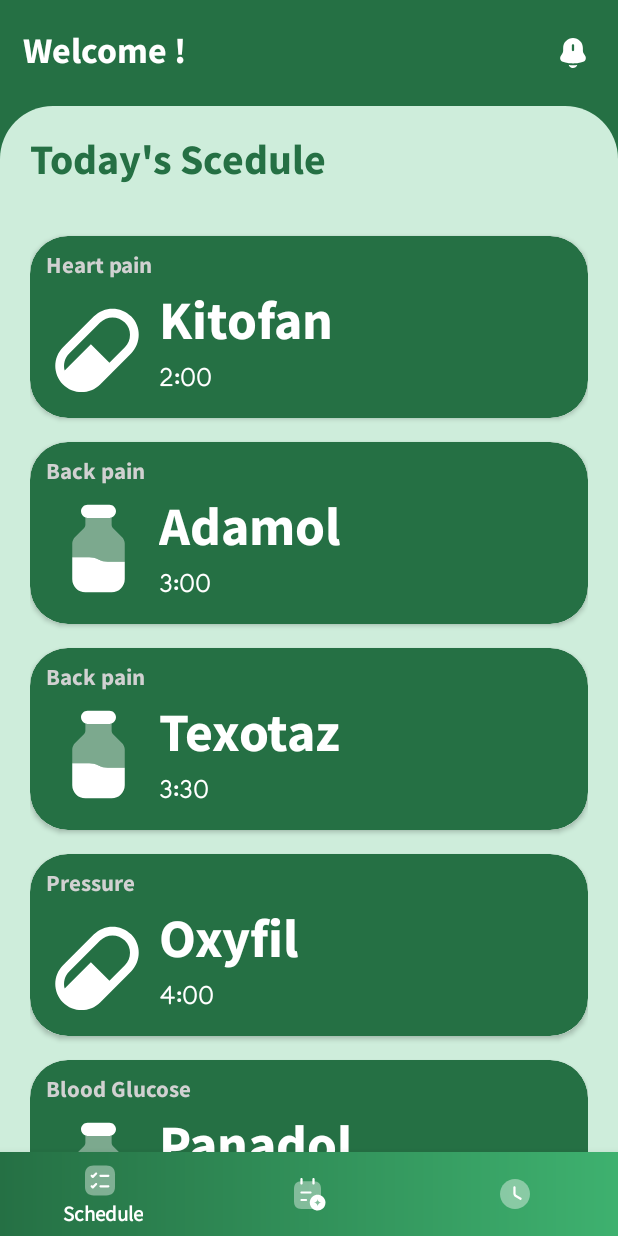
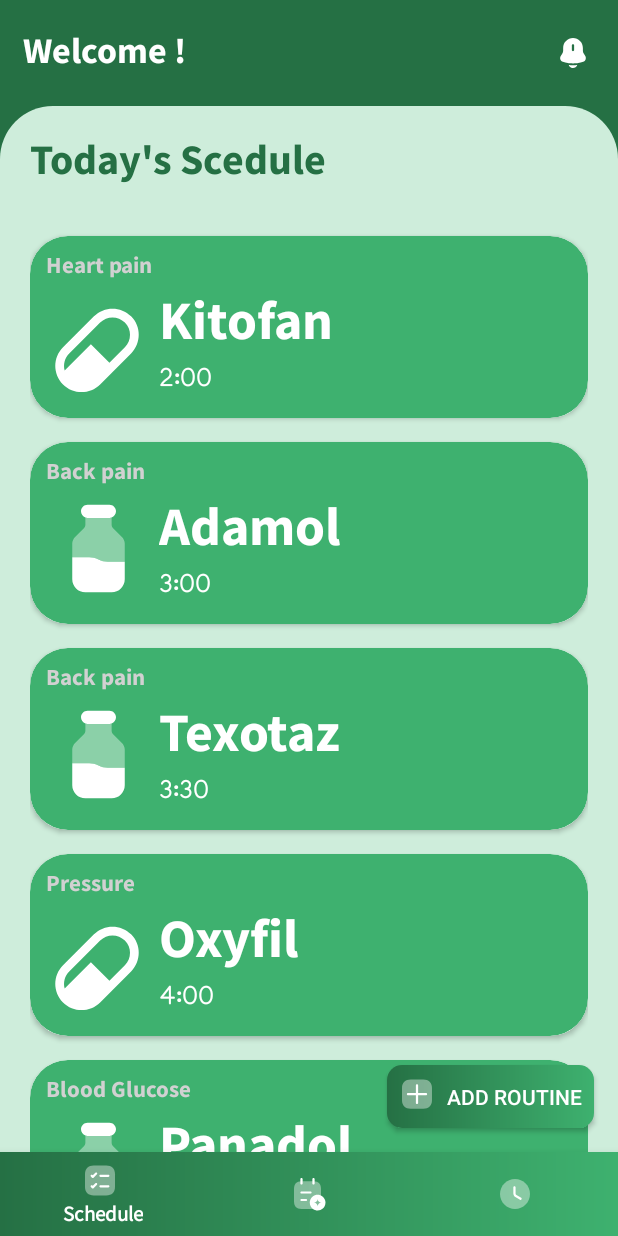
Before and after one commit to Bilalazam26/Dawinii, an Android app: the MainScreenActivity screen opened directly, with no data from a screen before it, on a phone screen of 412 x 824 dp. Run offline under Robolectric (Android 15) with nearby library versions, the phone set to English and light mode, and no system bars; our stand-ins replace navigation-ui.

Commit message:
add routine view

```diff
--- a/app/src/main/java/com/grad/dawinii/view/main/MainScreenActivity.kt
+++ b/app/src/main/java/com/grad/dawinii/view/main/MainScreenActivity.kt
@@ -1,14 +1,15 @@
 //Bilal is here
 package com.grad.dawinii.view.main
 
+import android.content.Intent
 import androidx.appcompat.app.AppCompatActivity
 import android.os.Bundle
 import android.view.Menu
 import androidx.navigation.findNavController
 import androidx.navigation.ui.setupWithNavController
-import com.google.firebase.auth.FirebaseAuth
 import com.grad.dawinii.R
 import com.grad.dawinii.databinding.ActivityMainScreenBinding
+import com.grad.dawinii.view.AddRoutineActivity
 
 class MainScreenActivity : AppCompatActivity() {
 
@@ -22,6 +23,8 @@ class MainScreenActivity : AppCompatActivity() {
         val navController = findNavController(R.id.nav_fragment)
         binding.mainScreenNav.setupWithNavController(navController)
 
+        binding.addRoutineBtn.setOnClickListener { startActivity(Intent(this, AddRoutineActivity::class.java)) }
+
     }
 
     override fun onCreateOptionsMenu(menu: Menu?): Boolean {
--- a/app/src/main/java/com/grad/dawinii/view/splash/SplashActivity.kt
+++ b/app/src/main/java/com/grad/dawinii/view/splash/SplashActivity.kt
@@ -43,7 +43,6 @@ class SplashActivity : AppCompatActivity() {
         readUserCredentials()
         login()
 
-
     }
 
     private fun readUserCredentials() {
--- /dev/null
+++ b/app/src/main/res/drawable/add_medicine_btn_bg.xml
@@ -0,0 +1,6 @@
+<?xml version="1.0" encoding="utf-8"?>
+<shape android:shape="rectangle" xmlns:android="http://schemas.android.com/apk/res/android">
+
+    <solid android:color="@color/white"/>
+    <corners android:radius="10dp"/>
+</shape>
--- /dev/null
+++ b/app/src/main/res/drawable/add_routine_drawable.xml
@@ -0,0 +1,14 @@
+<vector xmlns:android="http://schemas.android.com/apk/res/android"
+    android:width="24dp"
+    android:height="23dp"
+    android:viewportWidth="24"
+    android:viewportHeight="23">
+  <path
+      android:pathData="M16.19,0.383H7.81C4.17,0.383 2,2.463 2,5.951V13.972C2,17.47 4.17,19.55 7.81,19.55H16.18C19.82,19.55 21.99,17.47 21.99,13.982V5.951C22,2.463 19.83,0.383 16.19,0.383Z"
+      android:strokeAlpha="0.4"
+      android:fillColor="#ffffff"
+      android:fillAlpha="0.4"/>
+  <path
+      android:pathData="M18,9.248H12.75V4.217C12.75,3.824 12.41,3.498 12,3.498C11.59,3.498 11.25,3.824 11.25,4.217V9.248H6C5.59,9.248 5.25,9.574 5.25,9.967C5.25,10.36 5.59,10.685 6,10.685H11.25V15.717C11.25,16.11 11.59,16.435 12,16.435C12.41,16.435 12.75,16.11 12.75,15.717V10.685H18C18.41,10.685 18.75,10.36 18.75,9.967C18.75,9.574 18.41,9.248 18,9.248Z"
+      android:fillColor="#ffffff"/>
+</vector>
--- /dev/null
+++ b/app/src/main/res/drawable/back_btn_bg.xml
@@ -0,0 +1,4 @@
+<?xml version="1.0" encoding="utf-8"?>
+<shape android:shape="oval" xmlns:android="http://schemas.android.com/apk/res/android">
+    <solid android:color="#55ffffff"/>
+</shape>
--- /dev/null
+++ b/app/src/main/res/drawable/fab_bg.xml
@@ -0,0 +1,6 @@
+<?xml version="1.0" encoding="utf-8"?>
+<shape android:shape="rectangle" xmlns:android="http://schemas.android.com/apk/res/android">
+    <corners android:radius="10dp"/>
+    <gradient android:startColor="@color/primaryColor" android:endColor="@color/secondaryColor"/>
+
+</shape>
--- /dev/null
+++ b/app/src/main/res/drawable/ic_baseline_add_24.xml
@@ -0,0 +1,5 @@
+<vector android:height="24dp" android:tint="#FFFFFF"
+    android:viewportHeight="24" android:viewportWidth="24"
+    android:width="24dp" xmlns:android="http://schemas.android.com/apk/res/android">
+    <path android:fillColor="@android:color/white" android:pathData="M19,13h-6v6h-2v-6H5v-2h6V5h2v6h6v2z"/>
+</vector>
--- /dev/null
+++ b/app/src/main/res/drawable/ic_baseline_arrow_back_24.xml
@@ -0,0 +1,5 @@
+<vector android:autoMirrored="true" android:height="36dp"
+    android:tint="#FFFFFF" android:viewportHeight="24"
+    android:viewportWidth="24" android:width="36dp" xmlns:android="http://schemas.android.com/apk/res/android">
+    <path android:fillColor="@android:color/white" android:pathData="M20,11H7.83l5.59,-5.59L12,4l-8,8 8,8 1.41,-1.41L7.83,13H20v-2z"/>
+</vector>
--- /dev/null
+++ b/app/src/main/res/drawable/ic_baseline_calendar_today_24.xml
@@ -0,0 +1,5 @@
+<vector android:height="24dp" android:tint="#FFFFFF"
+    android:viewportHeight="24" android:viewportWidth="24"
+    android:width="24dp" xmlns:android="http://schemas.android.com/apk/res/android">
+    <path android:fillColor="@android:color/white" android:pathData="M20,3h-1L19,1h-2v2L7,3L7,1L5,1v2L4,3c-1.1,0 -2,0.9 -2,2v16c0,1.1 0.9,2 2,2h16c1.1,0 2,-0.9 2,-2L22,5c0,-1.1 -0.9,-2 -2,-2zM20,21L4,21L4,8h16v13z"/>
+</vector>
--- a/app/src/main/res/drawable/medicine_item_background.xml
+++ b/app/src/main/res/drawable/medicine_item_background.xml
@@ -1,5 +1,5 @@
 <?xml version="1.0" encoding="utf-8"?>
 <shape xmlns:android="http://schemas.android.com/apk/res/android" android:shape="rectangle" >
-    <solid android:color="@color/primaryColor"/>
+    <solid android:color="@color/secondaryColor"/>
     <corners android:radius="25dp"/>
 </shape>
--- /dev/null
+++ b/app/src/main/res/drawable/routine_et_bg.xml
@@ -0,0 +1,5 @@
+<?xml version="1.0" encoding="utf-8"?>
+<shape android:shape="rectangle" xmlns:android="http://schemas.android.com/apk/res/android">
+    <corners android:radius="20dp"/>
+    <solid android:color="#99257044"/>
+</shape>
--- a/app/src/main/res/layout/activity_main_screen.xml
+++ b/app/src/main/res/layout/activity_main_screen.xml
@@ -60,5 +60,22 @@
         app:layout_constraintTop_toBottomOf="@+id/mainScreenToolbar"
         app:navGraph="@navigation/main_screen" />
 
+    <androidx.appcompat.widget.AppCompatButton
+        android:id="@+id/add_routine_btn"
+        android:layout_width="wrap_content"
+        android:layout_height="42dp"
+        android:layout_marginEnd="16dp"
+        android:layout_marginBottom="16dp"
+        android:paddingHorizontal="8dp"
+        android:background="@drawable/fab_bg"
+        android:textColor="@color/white"
+        android:text="@string/add_routine"
+        app:cornerRadius="10dp"
+        android:gravity="center"
+        android:drawableStart="@drawable/add_routine_drawable"
+        android:drawablePadding="8dp"
+        app:layout_constraintBottom_toTopOf="@id/mainScreenNav"
+        app:layout_constraintEnd_toEndOf="parent" />
+
 
 </androidx.constraintlayout.widget.ConstraintLayout>
--- a/app/src/main/res/values/strings.xml
+++ b/app/src/main/res/values/strings.xml
@@ -44,5 +44,6 @@ Create an account so you can access our app
     <string name="to">To</string>
     <string name="remove">remove</string>
     <string name="welcome_to">Welcome To</string>
+    <string name="add_routine">Add Routine</string>
 
 </resources>
```
Also changed, not shown: app/build.gradle (+8 -0 lines), app/src/main/AndroidManifest.xml (+5 -6 lines), app/src/main/java/com/grad/dawinii/view/AddRoutineActivity.kt (added, +39 -0 lines), app/src/main/res/drawable/add_medicine_drawable.xml (added, +14 -0 lines), app/src/main/res/layout/activity_add_routine.xml (added, +195 -0 lines), app/src/main/res/values/styles.xml (+16 -0 lines).
